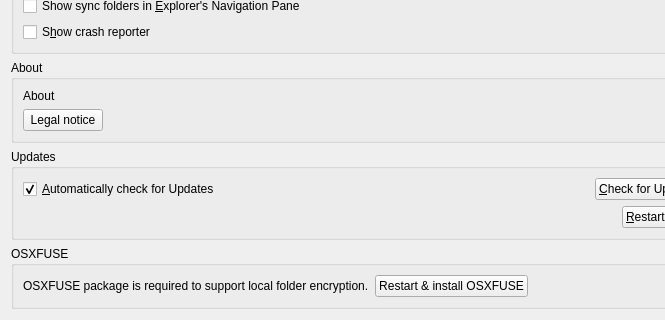
This is src/gui/generalsettings.ui in alpeinsoft/cloudsecurium_client as Qt 5 draws it before an edit; both pictures show x 0 to 665 and y 220 to 540 of the 785 by 540 pixel window. The edited form follows.
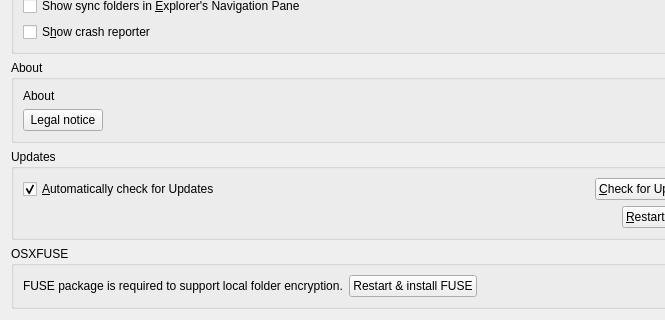
This is the edited form.

Commit message: Unify FUSE naming on windows and OSX.

```diff
--- a/src/gui/generalsettings.ui
+++ b/src/gui/generalsettings.ui
@@ -343,14 +343,14 @@
            </sizepolicy>
           </property>
           <property name="text">
-           <string>OSXFUSE package is required to support local folder encryption.</string>
+           <string>FUSE package is required to support local folder encryption.</string>
           </property>
          </widget>
         </item>
         <item>
          <widget class="QPushButton" name="fuseInstallButton">
           <property name="text">
-           <string>Restart &amp;&amp; install OSXFUSE</string>
+           <string>Restart &amp;&amp; install FUSE</string>
           </property>
          </widget>
         </item>
```
